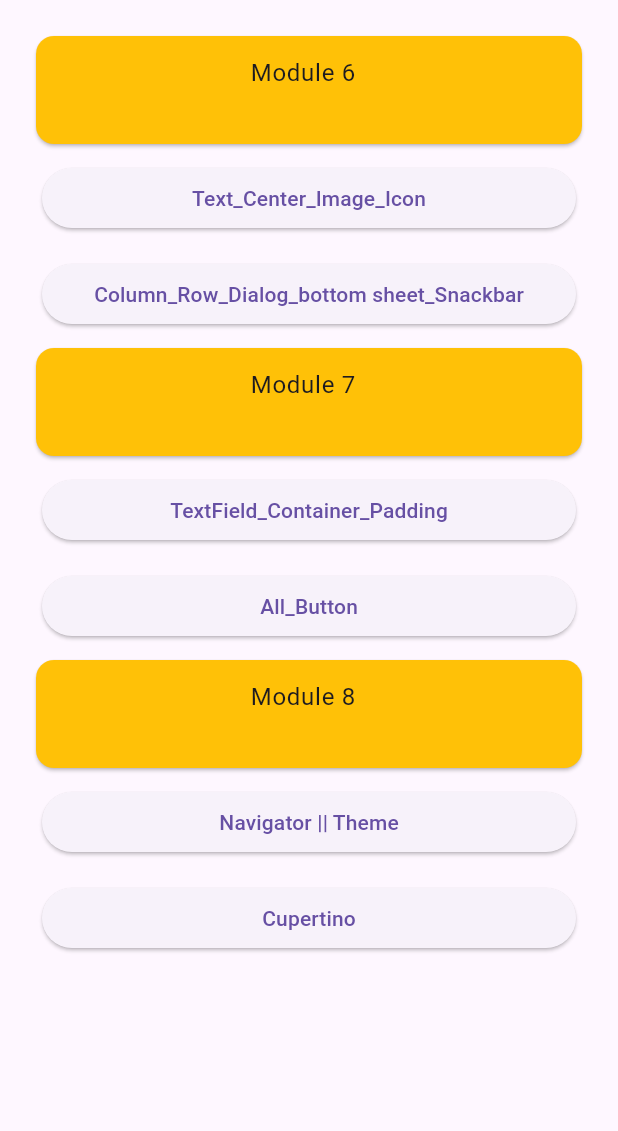
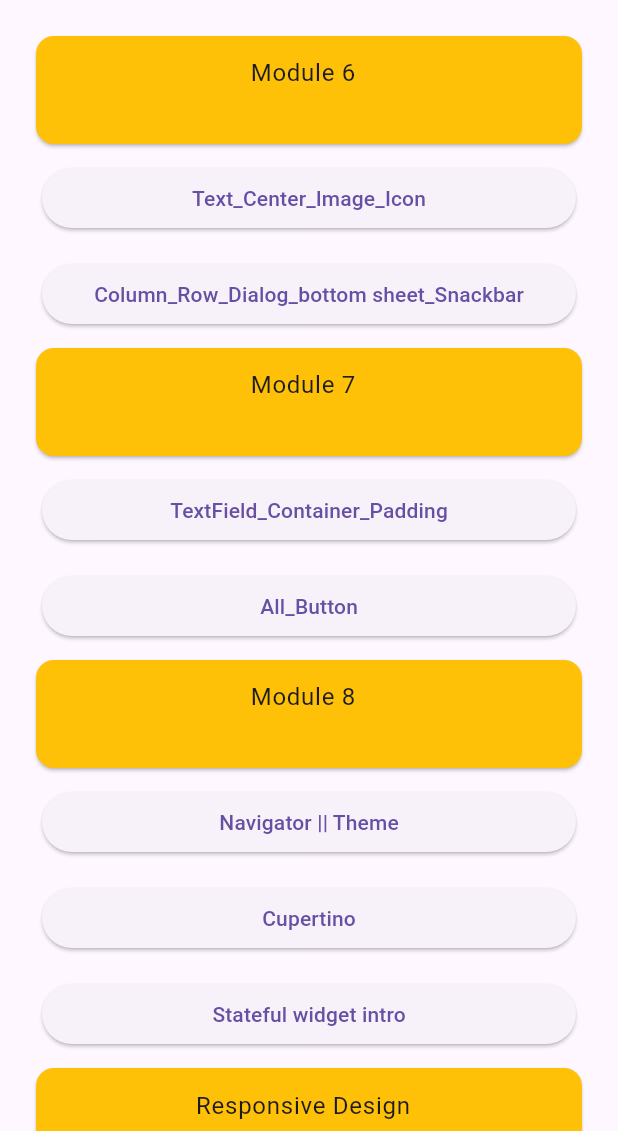
Before and after one commit to nafiurrahmansabbir/Flutter_All_Widgets, a Flutter app: the screen it shows after launch, on a phone screen of 412 x 824 dp, the part 105-1236 px from its top. Run offline on Flutter 3.47's test engine with Material 3 defaults, Android fonts, the phone set to English and light mode, and no system bars.

Commit message:
add some practice

```diff
--- a/lib/main.dart
+++ b/lib/main.dart
@@ -2,10 +2,12 @@
 import 'package:flutter/material.dart';
 import 'package:flutter_all_widgets/Button_All.dart';
 import 'package:flutter_all_widgets/Navigator_and_Theme.dart';
+import 'package:flutter_all_widgets/Responsive_Design/all_list.dart';
 import 'package:flutter_all_widgets/Scaffold_Column_Row_Dialog_bottom_sheet_Snackbar.dart';
 import 'package:flutter_all_widgets/TextField_Container_Padding.dart';
 import 'package:flutter_all_widgets/Text_Center_Image_Icon.dart';
 import 'package:flutter_all_widgets/Cupertino_widget.dart';
+import 'package:flutter_all_widgets/Stateful_widget/Stateful_widget_intro.dart';
 
 void main(){
   runApp(MyApp());
@@ -26,7 +28,8 @@ class MyApp extends StatelessWidget {
         "Button" : (context)=> Button_all(),
         "NT": (context)=>Nav_them(),
         "cupertino": (context)=>Cupertino(),
-
+        "stateful_intro":(context)=>Stateful_Widget_intro(),
+        "responsive_design":(context)=>All(),
 
       },
       home: HomePage(),
@@ -60,13 +63,6 @@ class HomePage extends StatelessWidget {
       body: ListView(
         padding: const EdgeInsets.all(20.0),
         children: [
-
-
-
-
-
-
-
 
           Card(
             // elevation: 07,
@@ -137,6 +133,30 @@ class HomePage extends StatelessWidget {
             },
                 child: Text("Cupertino")),
           ),
+          Padding(
+            padding: const EdgeInsets.all(8.0),
+            child: ElevatedButton(onPressed: (){
+              // Navigator.push(context, MaterialPageRoute(builder: (context)=>Stateful_Widget_intro()));
+              Navigator.pushNamed(context, "stateful_intro");
+            },
+                child: Text("Stateful widget intro")),
+          ),
+          Card(
+            // elevation: 07,
+            color: Colors.amber,
+            child: ListTile(
+              title: Center(child: Text("Responsive Design"),),
+              subtitle: Center(child: Text("Module 9"),),
+            ),
+          ),
+          Padding(
+            padding: const EdgeInsets.all(8.0),
+            child: ElevatedButton(onPressed: (){
+              // Navigator.push(context, MaterialPageRoute(builder: (context)=>Stateful_Widget_intro()));
+              Navigator.pushNamed(context, "responsive_design");
+            },
+                child: Text("All")),
+          ),
 
 
 
```
Also changed, not shown: lib/Responsive_Design/all_list.dart (added, +52 -0 lines), lib/Responsive_Design/aspect_ratio_Expanded_FractionallySizeBox.dart (added, +53 -0 lines), lib/Stateful_widget/Stateful_widget_intro.dart (added, +96 -0 lines), lib/Stateful_widget/ostad/Home_Screen_c.dart (added, +88 -0 lines), lib/Stateful_widget/ostad/Splash.dart (added, +25 -0 lines), lib/Stateful_widget/ostad/main.dart (added, +58 -0 lines).
